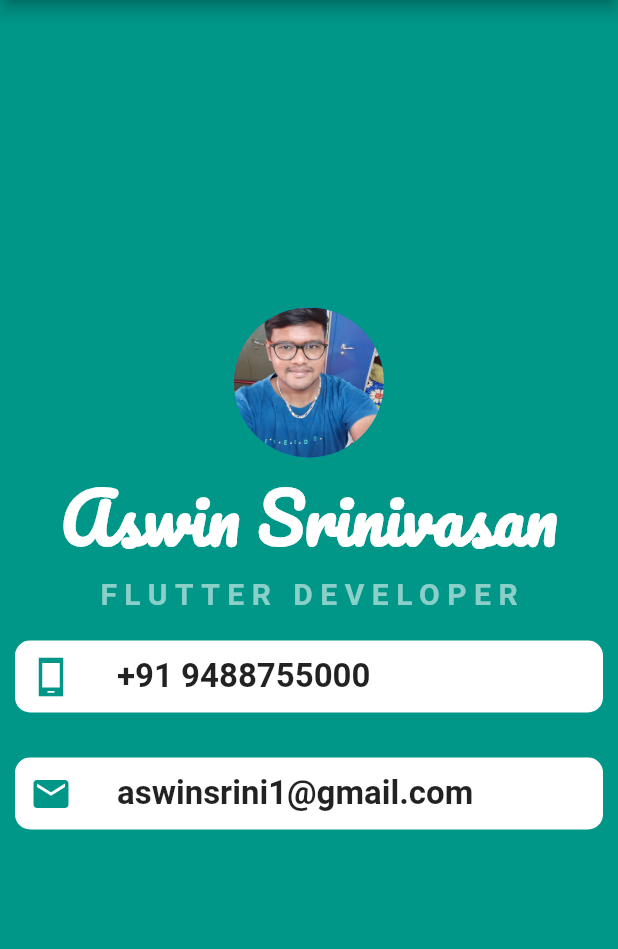
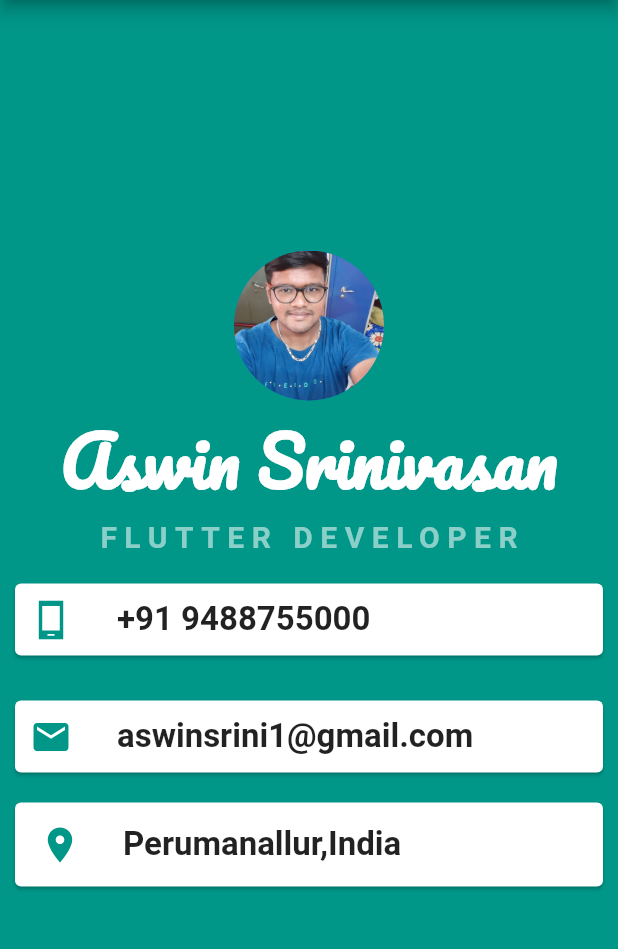
Before and after one commit to Aswin17101995/micardapp_flutter, a Flutter app: the screen it shows after launch, on a phone screen of 412 x 824 dp, the part 84-1033 px from its top. Run offline on Flutter 3.47's test engine with Material 2 defaults, Android fonts, the phone set to English and light mode, and no system bars.

Commit message:
card widget updated

```diff
--- a/lib/main.dart
+++ b/lib/main.dart
@@ -94,14 +94,10 @@ class MyApp extends StatelessWidget {
                 fontWeight: FontWeight.bold,
                 color: Colors.white54
               ),),
-              Container(
-                decoration: BoxDecoration(
-                  borderRadius: BorderRadius.circular(10),
-                  color: Colors.white,
-                ),
+              Card(
+                margin: EdgeInsets.symmetric(vertical: 20,horizontal: 10),
+                child: Padding(
                   padding: EdgeInsets.all(10),
-                width: double.infinity,
-                margin: EdgeInsets.symmetric(vertical: 20,horizontal: 10),
                   child: Row(
                     children: [
                       Icon(
@@ -118,14 +114,11 @@ class MyApp extends StatelessWidget {
 
                   ),
                 ),
-              Container(
-                decoration: BoxDecoration(
-                  borderRadius: BorderRadius.circular(10),
-                  color: Colors.white,
               ),
+              Card(
+                margin: EdgeInsets.symmetric(vertical: 10,horizontal: 10),
+                child: Padding(
                   padding: EdgeInsets.all(10),
-                width: double.infinity,
-                margin: EdgeInsets.symmetric(vertical: 10,horizontal: 10),
                   child: Row(
                     children: [
                       Icon(
@@ -139,8 +132,23 @@ class MyApp extends StatelessWidget {
                           fontWeight: FontWeight.bold
                       ),)
                     ],
-
+                  //list tile can be used for row
                   ),
+                ),
+              ),
+              Card(
+                margin: EdgeInsets.symmetric(vertical: 10,horizontal: 10),
+                child:ListTile(
+                  leading: Icon(
+                    Icons.location_on,
+                    size:28,
+                    color: Colors.teal,
+                  ),
+                  title: Text("Perumanallur,India",style: TextStyle(
+                    fontSize: 22,
+                    fontWeight: FontWeight.bold
+                  ),),
+                )
               )
             ],
           ),
```
Lines whose indentation alone changed are shown as unchanged.
